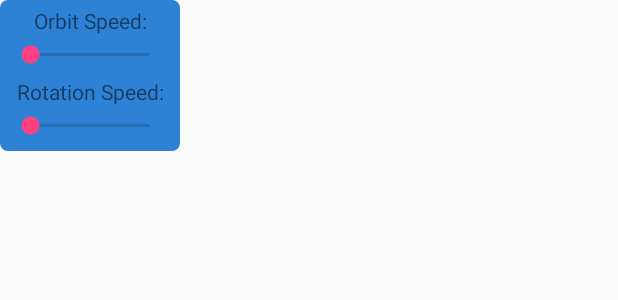
After one commit to joecaraccio/SeniorProject, an Android app: the layout sandboxus_test.xml on its own in the app's theme, with its tools: preview values and no code run, on a phone screen of 412 x 824 dp. The commit adds this screen. Shown: the top 300 px of the screen. Run offline under Robolectric (Android 15) with nearby library versions, the phone set to English and light mode, and no system bars.

Commit message:
Placeable objects

```diff
--- /dev/null
+++ b/Sandbox3/Sandbox/app/src/main/res/drawable/rounded_bg.xml
@@ -0,0 +1,17 @@
+<?xml version="1.0" encoding="UTF-8"?>
+<!--
+   Copyright 2018 Google LLC
+   Licensed under the Apache License, Version 2.0 (the "License");
+   you may not use this file except in compliance with the License.
+   You may obtain a copy of the License at
+      http://www.apache.org/licenses/LICENSE-2.0
+   Unless required by applicable law or agreed to in writing, software
+   distributed under the License is distributed on an "AS IS" BASIS,
+   WITHOUT WARRANTIES OR CONDITIONS OF ANY KIND, either express or implied.
+   See the License for the specific language governing permissions and
+   limitations under the License.
+-->
+<shape xmlns:android="http://schemas.android.com/apk/res/android">
+    <solid android:color="#E61976d2"/>
+    <corners android:radius="5dp"/>
+</shape>
--- a/Sandbox3/Sandbox/app/src/main/res/layout/activity_ux.xml
+++ b/Sandbox3/Sandbox/app/src/main/res/layout/activity_ux.xml
@@ -7,6 +7,7 @@
     tools:context=".MainActivity">
 
     <android.support.v4.widget.SlidingPaneLayout
+        android:id="@+id/slidingplanelay"
         xmlns:android="http://schemas.android.com/apk/res/android"
         android:layout_width="match_parent"
         android:layout_height="match_parent" >
--- /dev/null
+++ b/Sandbox3/Sandbox/app/src/main/res/layout/sandboxus_test.xml
@@ -0,0 +1,39 @@
+<?xml version="1.0" encoding="utf-8"?>
+<LinearLayout xmlns:android="http://schemas.android.com/apk/res/android"
+    android:id="@+id/testview"
+    android:layout_width="120dp"
+    android:layout_height="wrap_content"
+    android:background="@drawable/rounded_bg"
+    android:orientation="vertical"
+    android:padding="4dp"
+    android:clipChildren="false"
+    android:clipToPadding="false" >
+
+    <TextView
+        android:id="@+id/orbitHeader"
+        android:layout_width="match_parent"
+        android:layout_height="wrap_content"
+        android:text="Orbit Speed:"
+        android:textAlignment="center" />
+
+    <SeekBar
+        android:id="@+id/orbitSpeedBar"
+        android:layout_width="match_parent"
+        android:layout_height="wrap_content"
+        android:padding="4dp" />
+
+    <TextView
+        android:id="@+id/rotationHeader"
+        android:layout_width="match_parent"
+        android:layout_height="wrap_content"
+        android:text="Rotation Speed:"
+        android:textAlignment="center"
+        android:paddingTop="2dp" />
+
+    <SeekBar
+        android:id="@+id/rotationSpeedBar"
+        android:layout_width="match_parent"
+        android:layout_height="wrap_content"
+        android:padding="4dp" />
+
+</LinearLayout>
```
Also changed, not shown: Sandbox3/Sandbox/app/src/main/java/com/sandbox/sandbox/MainActivity.java (+134 -2 lines), Sandbox3/Sandbox/app/src/main/java/com/sandbox/sandbox/NodeElement.java (added, +8 -0 lines).
